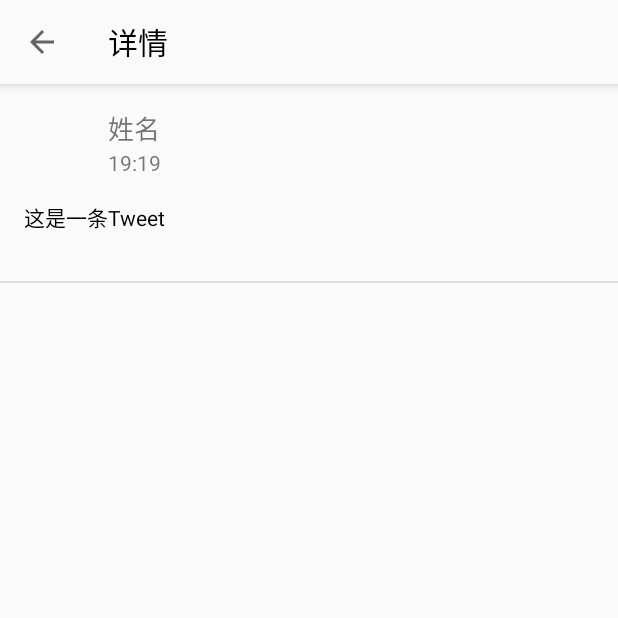
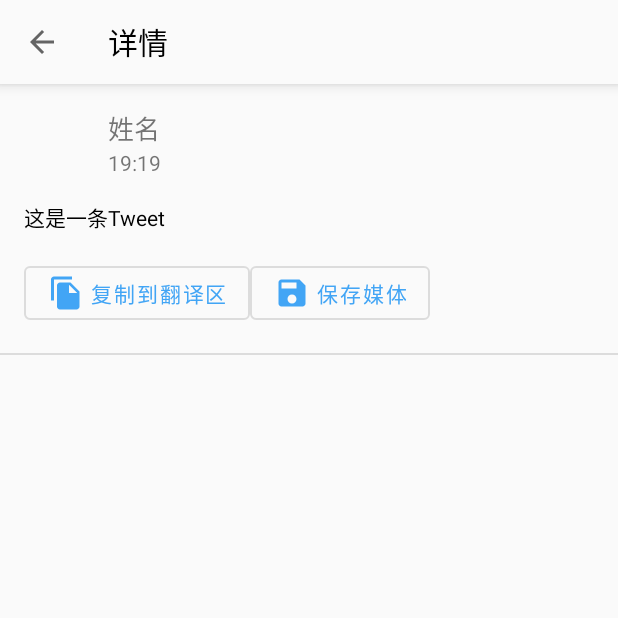
Before and after one commit to CVBot-Union/TwiBotApp, an Android app: the TweetDetail screen opened directly, with no data from a screen before it, on a phone screen of 412 x 824 dp, the top half of it. Run offline under Robolectric (Android 15) with nearby library versions, the light colour scheme and no system bars; libraries missing offline, so code that uses them is left out: com.scwang.smart, org.litepal; plain views replace MaterialHeader, SmartRefreshLayout; pictures from the network do not load; 14 statements that could not run were skipped.

Commit message:
UI changes on detail card

```diff
--- /dev/null
+++ b/app/src/main/res/drawable/ic_baseline_error_outline_24.xml
@@ -0,0 +1,5 @@
+<vector android:height="24dp" android:tint="#FFFFFF"
+    android:viewportHeight="24" android:viewportWidth="24"
+    android:width="24dp" xmlns:android="http://schemas.android.com/apk/res/android">
+    <path android:fillColor="@android:color/white" android:pathData="M11,15h2v2h-2zM11,7h2v6h-2zM11.99,2C6.47,2 2,6.48 2,12s4.47,10 9.99,10C17.52,22 22,17.52 22,12S17.52,2 11.99,2zM12,20c-4.42,0 -8,-3.58 -8,-8s3.58,-8 8,-8 8,3.58 8,8 -3.58,8 -8,8z"/>
+</vector>
--- /dev/null
+++ b/app/src/main/res/drawable/ic_baseline_format_align_left_24.xml
@@ -0,0 +1,5 @@
+<vector android:height="24dp" android:tint="#FFFFFF"
+    android:viewportHeight="24" android:viewportWidth="24"
+    android:width="24dp" xmlns:android="http://schemas.android.com/apk/res/android">
+    <path android:fillColor="@android:color/white" android:pathData="M15,15L3,15v2h12v-2zM15,7L3,7v2h12L15,7zM3,13h18v-2L3,11v2zM3,21h18v-2L3,19v2zM3,3v2h18L21,3L3,3z"/>
+</vector>
--- a/app/src/main/res/layout/tweet_detail_card.xml
+++ b/app/src/main/res/layout/tweet_detail_card.xml
@@ -108,7 +108,16 @@
                     android:layout_height="wrap_content"
                     android:text="复制到翻译区"
                     android:textColor="@color/colorPrimary"
-                        android:visibility="gone" />
+                    app:icon="@drawable/ic_baseline_file_copy_24" />
+
+                <com.google.android.material.button.MaterialButton
+                    android:id="@+id/quick_save_btn"
+                    style="@style/Widget.MaterialComponents.Button.OutlinedButton"
+                    android:layout_width="wrap_content"
+                    android:layout_height="wrap_content"
+                    android:text="保存媒体"
+                    android:textColor="@color/colorPrimary"
+                    app:icon="@drawable/ic_baseline_save_24" />
             </LinearLayout>
 
             <LinearLayout
@@ -181,7 +190,7 @@
                         android:scaleType="center"
                         android:src="@drawable/ic_baseline_image_24"
                         android:contentDescription="@string/twittermedia_image_description"
-                        android:visibility="gone" />
+                        android:visibility="gone"/>
                 </LinearLayout>
             </LinearLayout>
 
@@ -200,7 +209,7 @@
                     android:scaleType="centerCrop"
                     android:src="@color/colorBlack"
                     android:contentDescription="@string/twittermedia_video_description"
-                    android:visibility="gone" />
+                    android:visibility="gone"/>
 
                 <ImageView
                     android:id="@+id/video_not_loading_image"
@@ -212,7 +221,7 @@
                     android:scaleType="center"
                     android:src="@drawable/ic_baseline_play_circle_filled_white_24"
                     android:contentDescription="@string/twittermedia_video_description"
-                    android:visibility="gone" />
+                    android:visibility="gone"/>
             </FrameLayout>
 
             <com.google.android.material.textfield.TextInputLayout
@@ -264,25 +273,14 @@
                         android:gravity="center_vertical|end"
                         android:orientation="horizontal">
 
-                        <ImageButton
-                            android:id="@+id/quick_save_btn"
+                        <com.google.android.material.button.MaterialButton
+                            android:id="@+id/copy_text_btn"
+                            style="@style/Widget.MaterialComponents.Button.OutlinedButton"
                             android:layout_width="wrap_content"
                             android:layout_height="wrap_content"
-                            android:layout_marginHorizontal="16dp"
-                            android:layout_marginVertical="8dp"
-                            android:background="?android:attr/selectableItemBackgroundBorderless"
-                            android:src="@drawable/ic_baseline_save_24"
-                            android:tint="@color/colorPrimary" />
-
-                        <ImageButton
-                            android:id="@+id/copy_text_btn"
-                            android:layout_width="wrap_content"
-                            android:layout_height="wrap_content"
-                            android:layout_marginHorizontal="16dp"
-                            android:layout_marginVertical="8dp"
-                            android:background="?android:attr/selectableItemBackgroundBorderless"
-                            android:tint="@color/colorPrimary"
-                            android:src="@drawable/ic_baseline_file_copy_24" />
+                            android:text="生成格式"
+                            android:textColor="@color/colorPrimary"
+                            app:icon="@drawable/ic_baseline_format_align_left_24" />
 
                         <com.google.android.material.button.MaterialButton
                             android:id="@+id/upload_btn"
```
Also changed, not shown: app/src/main/res/layout/activity_login.xml (+10 -2 lines). Lines whose indentation alone changed are shown as unchanged.
